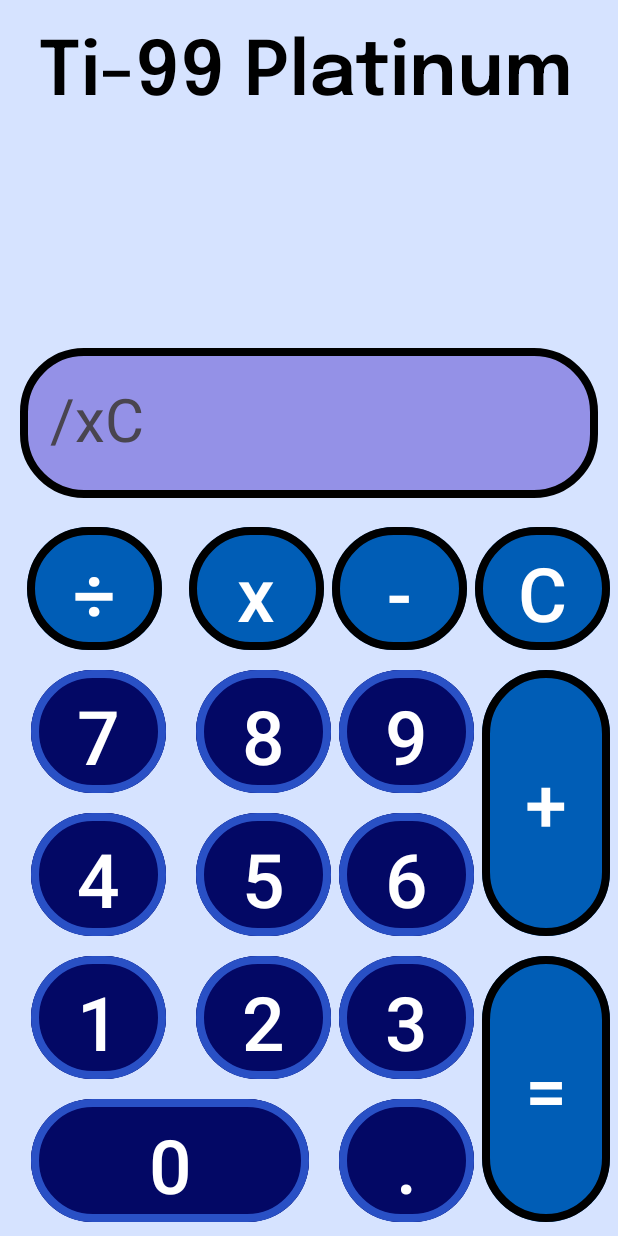
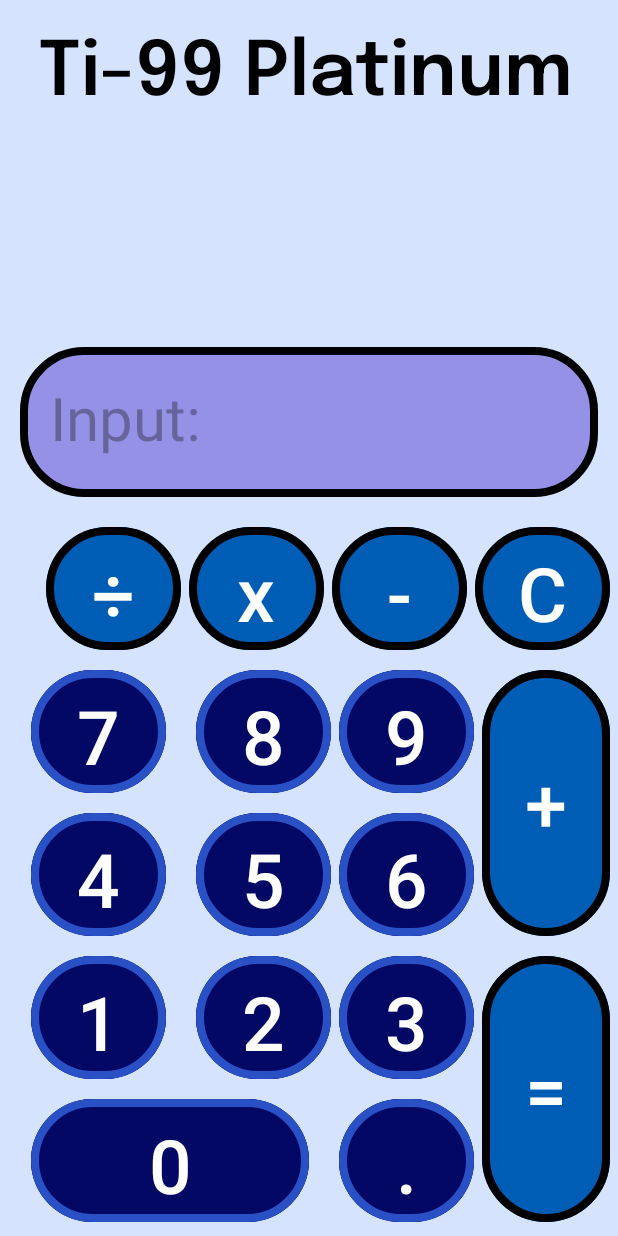
Before and after one commit to OliverL722/CalculatorApp, an Android app: the screen it shows after launch (MainActivity), after a tap on an icon or button, on a phone screen of 412 x 824 dp. Run offline under Robolectric (Android 15) with nearby library versions, the phone set to English and light mode, and no system bars; 2 other taps on this screen came first.

```diff
--- a/app/src/main/java/com/example/calculatorapplesiakowski/MainActivity.java
+++ b/app/src/main/java/com/example/calculatorapplesiakowski/MainActivity.java
@@ -11,6 +11,8 @@ public class MainActivity extends AppCompatActivity {
 
     private String numSelected = "";
 
+    private double num1;
+
     @Override
     protected void onCreate(Bundle savedInstanceState) {
         super.onCreate(savedInstanceState);
@@ -18,6 +20,7 @@ public class MainActivity extends AppCompatActivity {
     }
 
     public void getNumSelected(View v) {
+
         if (v.getId() == R.id.buttonOne) {
             Log.i("Oliver", "Selected one!");
             numSelected += 1;
@@ -48,30 +51,72 @@ public class MainActivity extends AppCompatActivity {
         } else if (v.getId() == R.id.buttonZero) {
             Log.i("Oliver", "Selected zero!");
             numSelected += 0;
-        } else if (v.getId() == R.id.buttonPeriod) {
+        }
+
+        else if (v.getId() == R.id.buttonPeriod) {
             Log.i("Oliver", "Selected .!");
             numSelected += ".";
-        } else if (v.getId() == R.id.buttonAdd) {
+
+        }
+        else if (v.getId() == R.id.buttonAdd) {
             Log.i("Oliver", "Selected +!");
-            numSelected += "+";
-        } else if (v.getId() == R.id.buttonSubtract) {
+
+            /**
+             * IN CASE USER TRIES TO OPERATE w/o NUMBER
+             */
+
+            if(numSelected != "") {
+                num1 = Double.parseDouble(numSelected);
+            }
+
+            Log.i("Oliver", "Num1 is" + num1);
+            numSelected = "+";
+        }
+
+        else if (v.getId() == R.id.buttonSubtract) {
             Log.i("Oliver", "Selected -!");
-            numSelected += "-";
-        } else if (v.getId() == R.id.buttonMultiply) {
+
+            if(numSelected != "") {
+                num1 = Double.parseDouble(numSelected);
+            }
+
+            numSelected = "-";
+        }
+        else if (v.getId() == R.id.buttonMultiply) {
             Log.i("Oliver", "Selected x!");
-            numSelected += "x";
-        } else if (v.getId() == R.id.buttonDivide) {
+
+            if(numSelected != "") {
+                num1 = Double.parseDouble(numSelected);
+            }
+
+            numSelected = "x";
+        }
+        else if (v.getId() == R.id.buttonDivide) {
             Log.i("Oliver", "Selected /!");
-            numSelected += "/";
-        } else if (v.getId() == R.id.buttonClear) {
+
+            if(numSelected != "") {
+                num1 = Double.parseDouble(numSelected);
+            }
+
+            numSelected = "/";
+        }
+        else if (v.getId() == R.id.buttonClear) {
             Log.i("Oliver", "Selected C!");
-            numSelected += "C";
+
+            numSelected = "C";
+
         } else if (v.getId() == R.id.buttonEqual) {
             Log.i("Oliver", "Selected =!");
+
             numSelected += "=";
         }
+        TextView input = findViewById(R.id.inputText);
 
-        TextView input = findViewById(R.id.inputText);
+        if(numSelected.equals("C")){
+            input.setText("");
+            numSelected = "";
+        }
+
         input.setText(numSelected);
     }
 }
--- a/app/src/main/res/layout/activity_main.xml
+++ b/app/src/main/res/layout/activity_main.xml
@@ -16,7 +16,6 @@
         style="@style/outputStyle"
         android:layout_width="@dimen/titleWidth"
         android:layout_height="@dimen/titleHeight"
-        android:layout_margin="@dimen/titleMargins"
         android:layout_marginBottom="16dp"
         android:hint="@string/input"
         android:text=""
@@ -49,9 +48,11 @@
     <Button
         android:id="@+id/buttonDivide"
         style="@style/operationStyle"
+        android:layout_marginBottom="4dp"
         android:text="÷"
         app:layout_constraintBottom_toTopOf="@+id/buttonSeven"
         app:layout_constraintEnd_toStartOf="@+id/buttonMultiply"
+        app:layout_constraintHorizontal_bias="1.0"
         app:layout_constraintStart_toStartOf="parent" />
 
     <Button
@@ -167,6 +168,8 @@
     <Button
         android:id="@+id/buttonNine"
         style="@style/numbersStyle"
+        android:layout_marginEnd="4dp"
+        android:layout_marginBottom="4dp"
         android:text="9"
         app:layout_constraintBottom_toTopOf="@+id/buttonSix"
         app:layout_constraintEnd_toStartOf="@+id/buttonAdd" />
```
